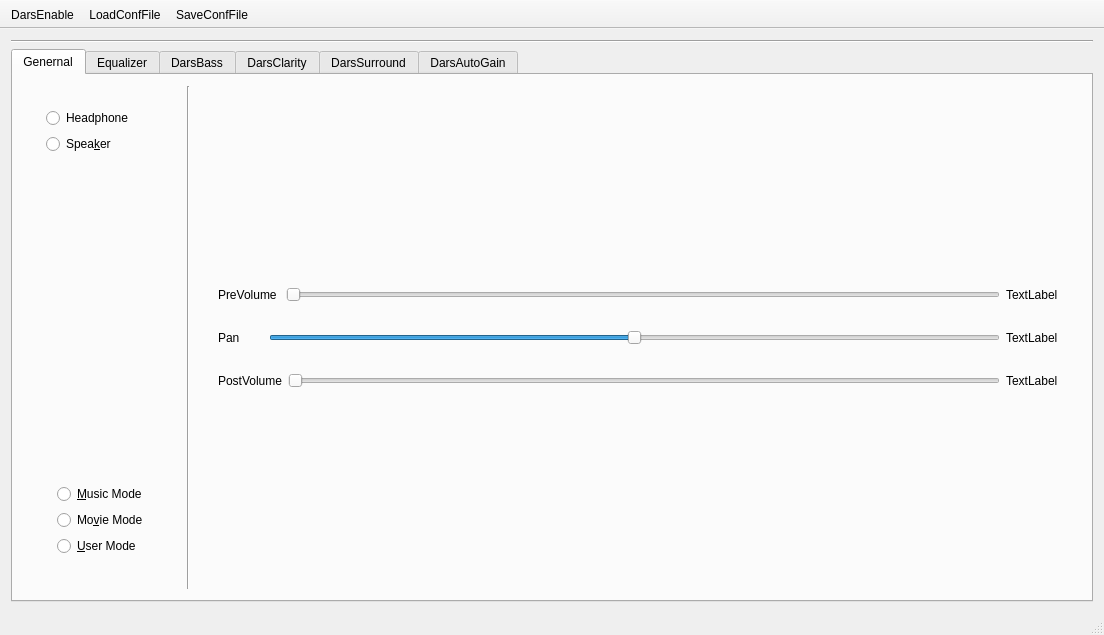
darsaudio/darsgui, file mainwindow.ui: the form before one commit.
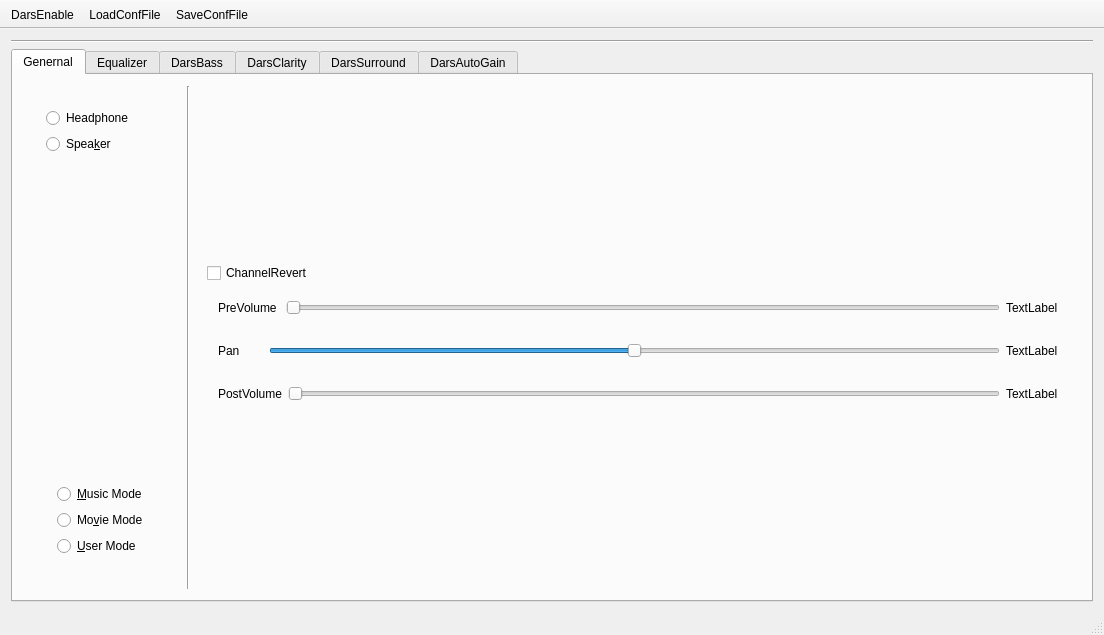
The form after the commit.

Commit message: Add stereo_revert

Diff of the .ui file:
```diff
--- a/mainwindow.ui
+++ b/mainwindow.ui
@@ -124,6 +124,13 @@
              </property>
             </spacer>
            </item>
+           <item>
+            <widget class="QCheckBox" name="StereoRevert">
+             <property name="text">
+              <string>ChannelRevert</string>
+             </property>
+            </widget>
+           </item>
            <item>
             <widget class="QWidget" name="widget_3" native="true">
              <layout class="QHBoxLayout" name="horizontalLayout_2">
```
The commit also changes 5 other files.
